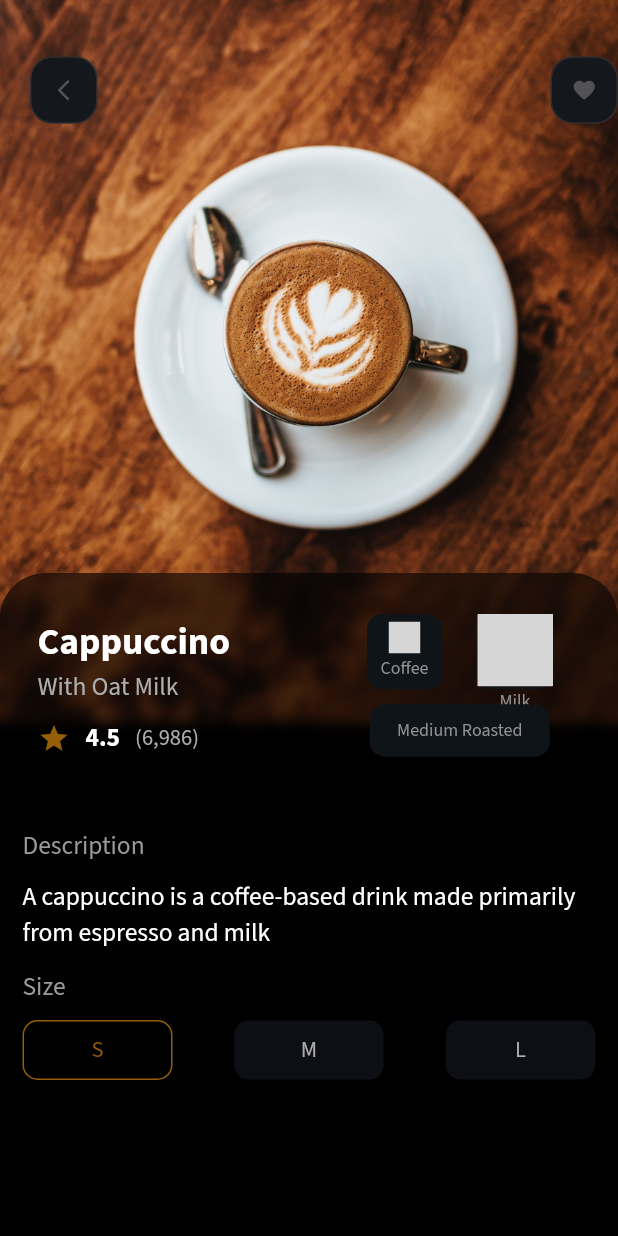
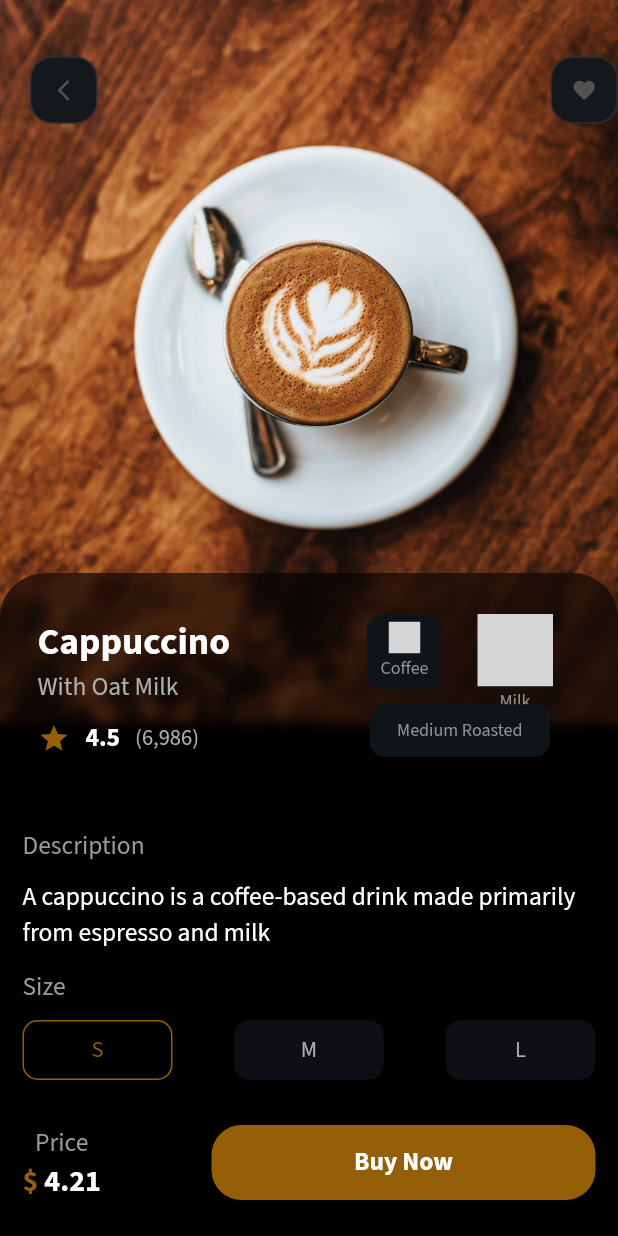
Before and after one commit to kwakyebrilliant/flutter_demoapp, a Flutter app: the screen it shows after launch, after a tap on "4.5", on a phone screen of 412 x 824 dp. Run offline on Flutter 3.47's test engine with Material 2 defaults, Android fonts, the phone set to English and light mode, and no system bars; drawn by our look-alikes of glassmorphism_ui; our stand-ins replace google_fonts; missing offline and left inert: iconify_flutter; statements that could not run were skipped; grey boxes are pictures that could not be loaded.

Commit message:
final updates

```diff
--- a/lib/screens/item_details.dart
+++ b/lib/screens/item_details.dart
@@ -306,6 +306,65 @@
                           ],
                         ),
                       ),
+                      const SizedBox(
+                        height: 30.0,
+                      ),
+                      Container(
+                        width: screenWidth - 30.0,
+                        child: Row(
+                          mainAxisAlignment: MainAxisAlignment.spaceBetween,
+                          children: [
+                            Container(
+                              height: 50.0,
+                              child: Column(
+                                children: [
+                                  Text('Price',
+                                      style: GoogleFonts.sourceSansPro(
+                                          color: const Color(0xFF999A9B),
+                                          fontSize: 17.0)),
+                                  Row(
+                                    children: [
+                                      Text(
+                                        '\$ ',
+                                        style: GoogleFonts.sourceSansPro(
+                                            fontWeight: FontWeight.bold,
+                                            color:
+                                                ColorPalette().coffeeSelected,
+                                            fontSize: 20.0),
+                                      ),
+                                      Text(
+                                        widget.cItem.price.toString(),
+                                        style: GoogleFonts.sourceSansPro(
+                                            fontWeight: FontWeight.bold,
+                                            color: Colors.white,
+                                            fontSize: 20.0),
+                                      )
+                                    ],
+                                  )
+                                ],
+                              ),
+                            ),
+                            GestureDetector(
+                              onTap: () {},
+                              child: Container(
+                                height: 50.0,
+                                width: (screenWidth / 2) + 50.0,
+                                decoration: BoxDecoration(
+                                    color: ColorPalette().coffeeSelected,
+                                    borderRadius: BorderRadius.circular(20.0)),
+                                child: Center(
+                                  child: Text('Buy Now',
+                                      style: GoogleFonts.sourceSansPro(
+                                          fontWeight: FontWeight.bold,
+                                          color: Colors.white,
+                                          fontSize: 17.0)),
+                                ),
+                              ),
+                            )
+                          ],
+                        ),
+                      ),
+                      const SizedBox(height: 5.0)
                     ],
                   ),
                 ],
```
